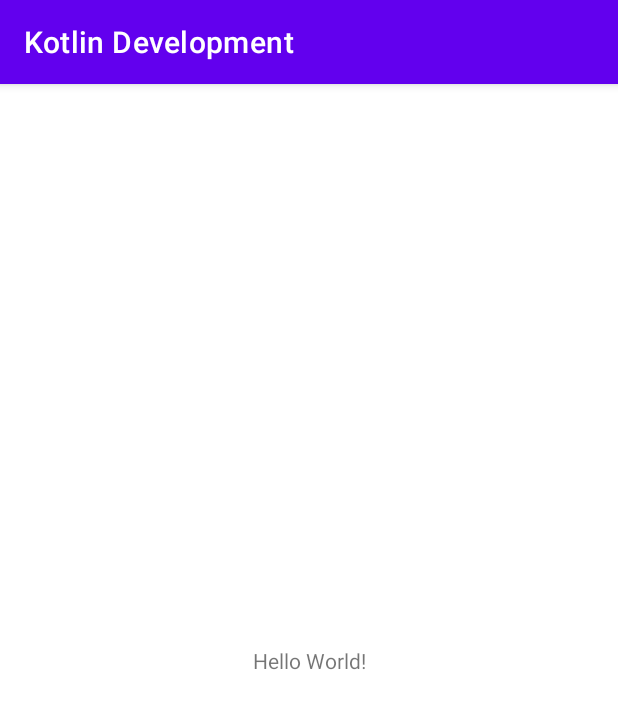
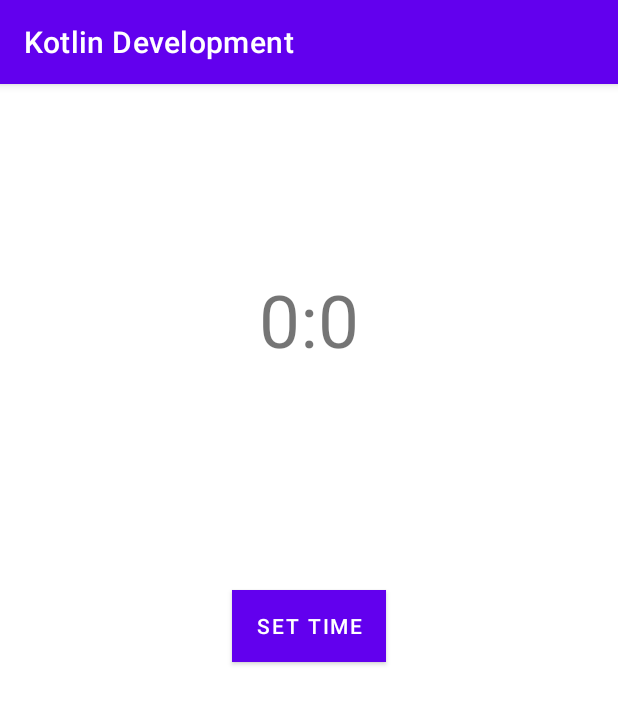
Before and after one commit to rakhi8939/Kotlin-Development, an Android app: the screen it shows after launch (MainActivity), on a phone screen of 412 x 824 dp. Shown: the top 709 px of the screen. Run offline under Robolectric (Android 15) with nearby library versions, the phone set to English and light mode, and no system bars.

Commit message:
alarm manager

```diff
--- /dev/null
+++ b/app/src/main/java/com/example/kotlindevelopment/SaveData.kt
@@ -0,0 +1,52 @@
+package com.example.kotlindevelopment
+
+import android.app.AlarmManager
+import android.app.PendingIntent
+import android.content.Context
+import android.content.Intent
+import android.content.SharedPreferences
+import java.util.*
+
+class SaveData(context: Context) {
+
+    var context:Context?= context
+    var sharedRef:SharedPreferences?=null
+
+    init {
+        sharedRef=context.getSharedPreferences("myref",Context.MODE_PRIVATE)
+    }
+
+    fun SaveData(hour:Int,minute:Int){
+       val editor=sharedRef!!.edit()
+        editor.putInt("hour",hour)
+        editor.putInt("minute",minute)
+        editor.apply()
+    }
+
+    fun  getHour():Int{
+        return sharedRef!!.getInt("hour",0)
+    }
+    fun  getMinute():Int{
+        return sharedRef!!.getInt("minute",0)
+    }
+
+    fun setAlarm(){
+        val hour:Int=getHour()
+         val minute:Int=getMinute()
+        val calender=Calendar.getInstance()
+        calender.set(Calendar.HOUR_OF_DAY,hour)
+        calender.set(Calendar.MINUTE,minute)
+        calender.set(Calendar.SECOND,0)
+
+        val am= context!!.getSystemService(Context.ALARM_SERVICE) as AlarmManager
+
+        var intent=Intent(context, MyBroadcastReceiver::class.java)
+        intent.putExtra("message"," alarm time")
+        intent.action="com.tester.alarmmanager"
+        val pi=PendingIntent.getBroadcast(context,0,intent,PendingIntent.FLAG_UPDATE_CURRENT)
+
+        am.setRepeating(AlarmManager.RTC_WAKEUP,calender.timeInMillis,
+                AlarmManager.INTERVAL_DAY,pi)
+
+    }
+}
--- a/app/src/main/res/layout/activity_main.xml
+++ b/app/src/main/res/layout/activity_main.xml
@@ -7,12 +7,26 @@
     tools:context=".MainActivity">
 
     <TextView
+        android:id="@+id/tvShowTime"
         android:layout_width="wrap_content"
         android:layout_height="wrap_content"
-        android:text="Hello World!"
-        app:layout_constraintBottom_toBottomOf="parent"
+        android:layout_marginTop="124dp"
+        android:text="TextView"
+        android:textSize="22pt"
         app:layout_constraintLeft_toLeftOf="parent"
         app:layout_constraintRight_toRightOf="parent"
         app:layout_constraintTop_toTopOf="parent" />
 
+    <Button
+        android:id="@+id/buSetTime"
+        android:layout_width="wrap_content"
+        android:layout_height="wrap_content"
+        android:layout_marginTop="148dp"
+        android:background="@android:color/holo_green_dark"
+        android:onClick="BuSetTime"
+        android:text="Set time"
+        app:layout_constraintLeft_toLeftOf="parent"
+        app:layout_constraintRight_toRightOf="parent"
+        app:layout_constraintTop_toBottomOf="@+id/tvShowTime" />
+
 </androidx.constraintlayout.widget.ConstraintLayout>
```
Also changed, not shown: app/src/main/AndroidManifest.xml (+11 -0 lines), app/src/main/java/com/example/kotlindevelopment/MainActivity.kt (+20 -0 lines), app/src/main/java/com/example/kotlindevelopment/MyBroadcastReceiver.kt (added, +24 -0 lines), app/src/main/java/com/example/kotlindevelopment/Notifications.kt (added, +37 -0 lines), app/src/main/java/com/example/kotlindevelopment/PopTime.kt (added, +39 -0 lines), app/src/main/res/layout/pop_time.xml (added, +18 -0 lines), 3 other files.
